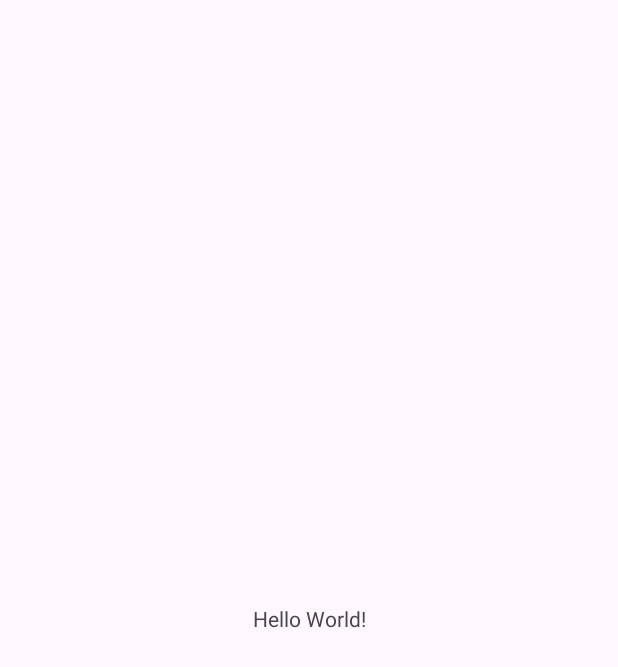
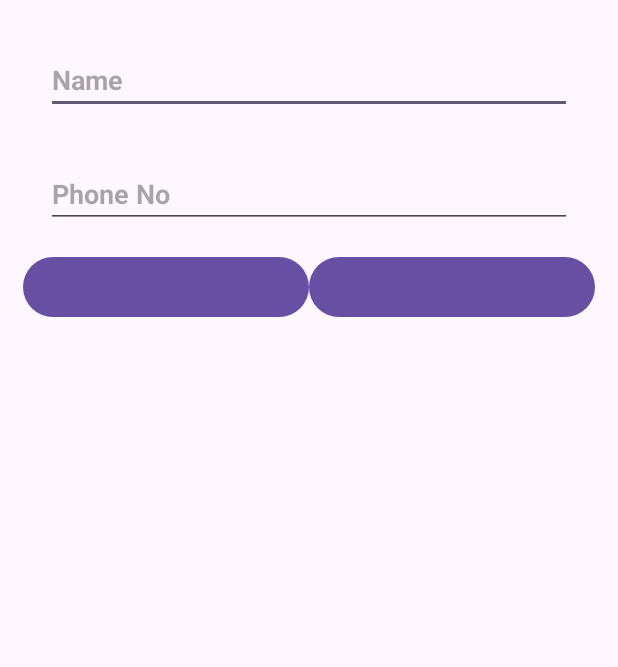
Before and after one commit to arjun-sasidharan/Room-Sample, an Android app: the screen it shows after launch (MainActivity), on a phone screen of 412 x 824 dp. Before the commit the part shown is almost empty. Shown: the top 667 px of the screen. Run offline under Robolectric (Android 15) with nearby library versions, the phone set to English and light mode, and no system bars.

Commit message:
Create UI Layer

```diff
--- a/app/src/main/res/layout/activity_main.xml
+++ b/app/src/main/res/layout/activity_main.xml
@@ -1,18 +1,64 @@
 <?xml version="1.0" encoding="utf-8"?>
-<androidx.constraintlayout.widget.ConstraintLayout xmlns:android="http://schemas.android.com/apk/res/android"
+<LinearLayout xmlns:android="http://schemas.android.com/apk/res/android"
     xmlns:app="http://schemas.android.com/apk/res-auto"
     xmlns:tools="http://schemas.android.com/tools"
     android:layout_width="match_parent"
     android:layout_height="match_parent"
+    android:layout_margin="15dp"
+    android:orientation="vertical"
     tools:context=".MainActivity">
 
-    <TextView
-        android:layout_width="wrap_content"
+    <EditText
+        android:id="@+id/name_text"
+        android:layout_width="match_parent"
         android:layout_height="wrap_content"
-        android:text="Hello World!"
-        app:layout_constraintBottom_toBottomOf="parent"
-        app:layout_constraintEnd_toEndOf="parent"
-        app:layout_constraintStart_toStartOf="parent"
-        app:layout_constraintTop_toTopOf="parent" />
+        android:layout_margin="15dp"
+        android:layout_marginBottom="5dp"
+        android:ems="10"
+        android:hint="Name"
+        android:inputType="textPersonName"
+        android:textStyle="bold" />
 
-</androidx.constraintlayout.widget.ConstraintLayout>
+    <EditText
+        android:id="@+id/phone_no_text"
+        android:layout_width="match_parent"
+        android:layout_height="wrap_content"
+        android:layout_margin="15dp"
+        android:layout_marginTop="5dp"
+        android:layout_marginBottom="5dp"
+        android:ems="10"
+        android:hint="Phone No"
+        android:inputType="phone"
+        android:textStyle="bold" />
+
+    <LinearLayout
+        android:layout_width="match_parent"
+        android:layout_height="wrap_content"
+        android:orientation="horizontal">
+
+        <Button
+            android:id="@+id/save_or_update_button"
+            android:layout_width="wrap_content"
+            android:layout_height="wrap_content"
+            android:layout_weight="1"
+            android:textSize="18sp"
+            android:textStyle="bold"
+            tools:text="Button" />
+
+        <Button
+            android:id="@+id/clear_all_or_delete_button"
+            android:layout_width="wrap_content"
+            android:layout_height="wrap_content"
+            android:layout_weight="1"
+            android:textSize="18sp"
+            android:textStyle="bold"
+            tools:text="Button" />
+    </LinearLayout>
+
+    <androidx.recyclerview.widget.RecyclerView
+        android:id="@+id/contact_recyclerView"
+        android:layout_width="match_parent"
+        android:layout_height="wrap_content"
+        android:layout_margin="5dp" />
+
+</LinearLayout>
```
